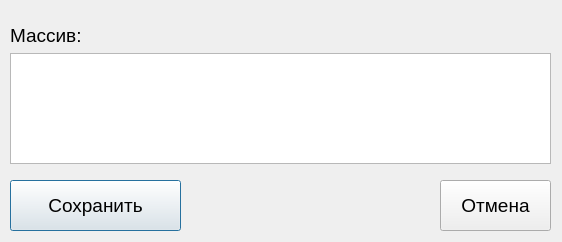
Before: the Qt Designer form src/Application/AddArrayWindow.ui in KorablikDimak/RPS, drawn with Qt 5.
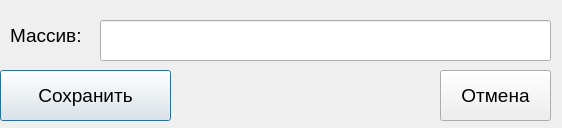
After: the same form once the commit is applied.

Patch:
```diff
--- a/src/Application/AddArrayWindow.ui
+++ b/src/Application/AddArrayWindow.ui
@@ -7,7 +7,7 @@
     <x>0</x>
     <y>0</y>
     <width>562</width>
-    <height>242</height>
+    <height>128</height>
    </rect>
   </property>
   <property name="windowTitle">
@@ -16,27 +16,12 @@
   <property name="modal">
    <bool>true</bool>
   </property>
-  <widget class="QTextEdit" name="ArrayEdit">
-   <property name="geometry">
-    <rect>
-     <x>10</x>
-     <y>53</y>
-     <width>541</width>
-     <height>111</height>
-    </rect>
-   </property>
-   <property name="font">
-    <font>
-     <pointsize>12</pointsize>
-    </font>
-   </property>
-  </widget>
   <widget class="QLabel" name="LabelArray">
    <property name="geometry">
     <rect>
      <x>10</x>
      <y>20</y>
-     <width>231</width>
+     <width>91</width>
      <height>31</height>
     </rect>
    </property>
@@ -52,8 +37,8 @@
   <widget class="QPushButton" name="SaveButton">
    <property name="geometry">
     <rect>
-     <x>10</x>
-     <y>180</y>
+     <x>0</x>
+     <y>70</y>
      <width>171</width>
      <height>51</height>
     </rect>
@@ -71,7 +56,7 @@
    <property name="geometry">
     <rect>
      <x>440</x>
-     <y>180</y>
+     <y>70</y>
      <width>111</width>
      <height>51</height>
     </rect>
@@ -85,6 +70,21 @@
     <string>Отмена</string>
    </property>
   </widget>
+  <widget class="QLineEdit" name="lineEdit">
+   <property name="geometry">
+    <rect>
+     <x>100</x>
+     <y>20</y>
+     <width>451</width>
+     <height>41</height>
+    </rect>
+   </property>
+   <property name="font">
+    <font>
+     <pointsize>14</pointsize>
+    </font>
+   </property>
+  </widget>
  </widget>
  <resources/>
  <connections/>
```
